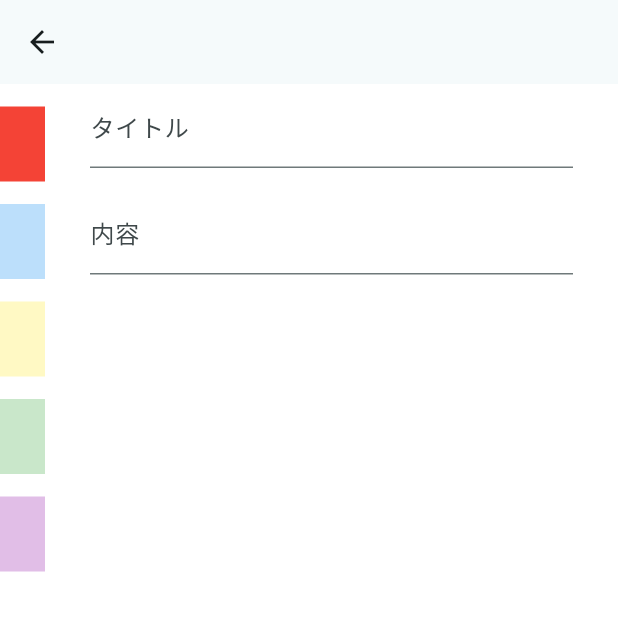
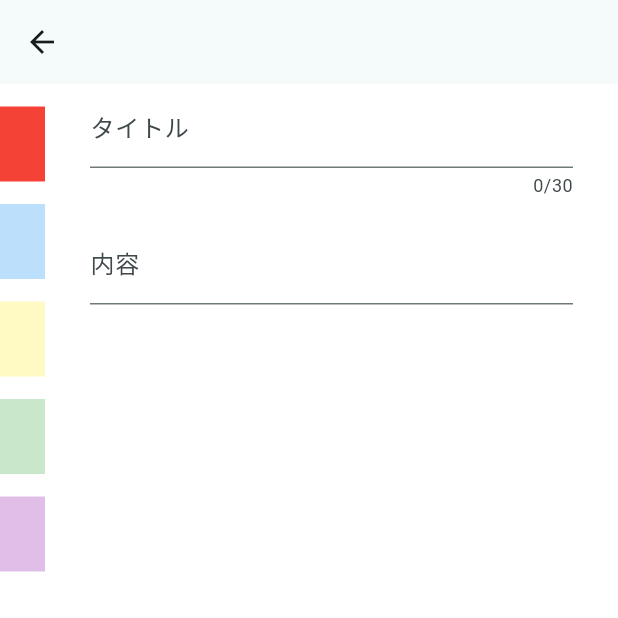
Before and after one commit to rai03k/model-sample, a Flutter app: the SecondScreen screen opened directly, on a phone screen of 412 x 824 dp, the top half of it. Run offline on Flutter 3.47's test engine with Material 3 defaults, Android fonts, the phone set to English and light mode, and no system bars; our stand-ins replace google_fonts, shared_preferences; accounts and stored records are empty.

```diff
--- /dev/null
+++ b/lib/default.dart
@@ -0,0 +1,11 @@
+import 'package:flutter/material.dart';
+
+class DefaultData {
+  static List<Color> colorList = [
+    Colors.red,
+    Colors.blue,
+    Colors.yellow,
+    Colors.green,
+    Colors.purple,
+  ];
+}
--- a/lib/second_screen.dart
+++ b/lib/second_screen.dart
@@ -4,6 +4,7 @@ import 'package:flutter/material.dart';
 import 'package:intl/intl.dart';
 import 'package:shared_preferences/shared_preferences.dart';
 
+import 'default.dart';
 import 'memo_model.dart';
 
 class SecondScreen extends StatefulWidget {
@@ -19,13 +20,7 @@ class _SecondScreenState extends State<SecondScreen> {
   int indexColor = 0;
   List<MemoModel> memoData = [];
   late String key;
-  List<Color> colorList = [
-    Colors.red,
-    Colors.blue,
-    Colors.yellow,
-    Colors.green,
-    Colors.purple,
-  ];
+  List<Color> colorList = DefaultData.colorList;
   late Color selectColor;
 
   @override
@@ -118,6 +113,7 @@ class _SecondScreenState extends State<SecondScreen> {
                     child: Container(
                       child: TextField(
                         controller: _titleController,
+                        maxLength: 30,
                         decoration: InputDecoration(
                           labelText: "タイトル",
                         ),
```
Also changed, not shown: lib/main.dart (+17 -2 lines).
